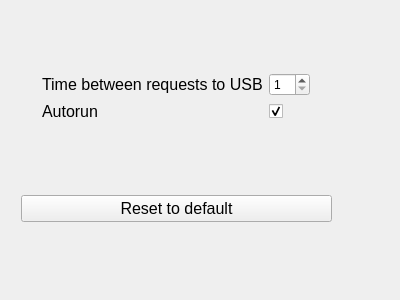
Old version of the form CommonOptionsWindow.ui in the repository sergey-nevar/USBCopyist.
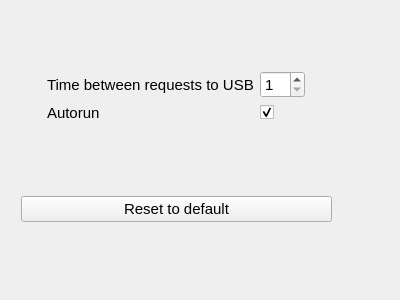
New version of the form.

Commit message: add class Options

```diff
--- a/CommonOptionsWindow.ui
+++ b/CommonOptionsWindow.ui
@@ -22,9 +22,19 @@
      <height>201</height>
     </rect>
    </property>
+   <property name="font">
+    <font>
+     <pointsize>10</pointsize>
+    </font>
+   </property>
    <layout class="QVBoxLayout" name="verticalLayout">
     <item>
      <spacer name="verticalSpacer_2">
+      <property name="font">
+       <font>
+        <pointsize>10</pointsize>
+       </font>
+      </property>
       <property name="orientation">
        <enum>Qt::Vertical</enum>
       </property>
@@ -40,6 +50,11 @@
      <layout class="QGridLayout" name="gridLayout">
       <item row="0" column="0">
        <spacer name="horizontalSpacer">
+        <property name="font">
+         <font>
+          <pointsize>10</pointsize>
+         </font>
+        </property>
         <property name="orientation">
          <enum>Qt::Horizontal</enum>
         </property>
@@ -55,7 +70,7 @@
        <widget class="QLabel" name="timeRequestLabel">
         <property name="font">
          <font>
-          <pointsize>12</pointsize>
+          <pointsize>11</pointsize>
          </font>
         </property>
         <property name="text">
@@ -67,7 +82,7 @@
        <widget class="QLabel" name="autorunLabel">
         <property name="font">
          <font>
-          <pointsize>12</pointsize>
+          <pointsize>11</pointsize>
          </font>
         </property>
         <property name="text">
@@ -79,7 +94,7 @@
        <widget class="QCheckBox" name="autorunCheckBox">
         <property name="font">
          <font>
-          <pointsize>12</pointsize>
+          <pointsize>11</pointsize>
          </font>
         </property>
         <property name="text">
@@ -101,6 +116,11 @@
           <height>16777215</height>
          </size>
         </property>
+        <property name="font">
+         <font>
+          <pointsize>11</pointsize>
+         </font>
+        </property>
         <property name="minimum">
          <number>1</number>
         </property>
@@ -111,6 +131,11 @@
       </item>
       <item row="0" column="3">
        <spacer name="horizontalSpacer_2">
+        <property name="font">
+         <font>
+          <pointsize>10</pointsize>
+         </font>
+        </property>
         <property name="orientation">
          <enum>Qt::Horizontal</enum>
         </property>
@@ -126,6 +151,11 @@
     </item>
     <item>
      <spacer name="verticalSpacer">
+      <property name="font">
+       <font>
+        <pointsize>10</pointsize>
+       </font>
+      </property>
       <property name="orientation">
        <enum>Qt::Vertical</enum>
       </property>
@@ -141,7 +171,7 @@
      <widget class="QPushButton" name="defaultButton">
       <property name="font">
        <font>
-        <pointsize>12</pointsize>
+        <pointsize>11</pointsize>
        </font>
       </property>
       <property name="text">
```
The commit also changes 6 other files.
